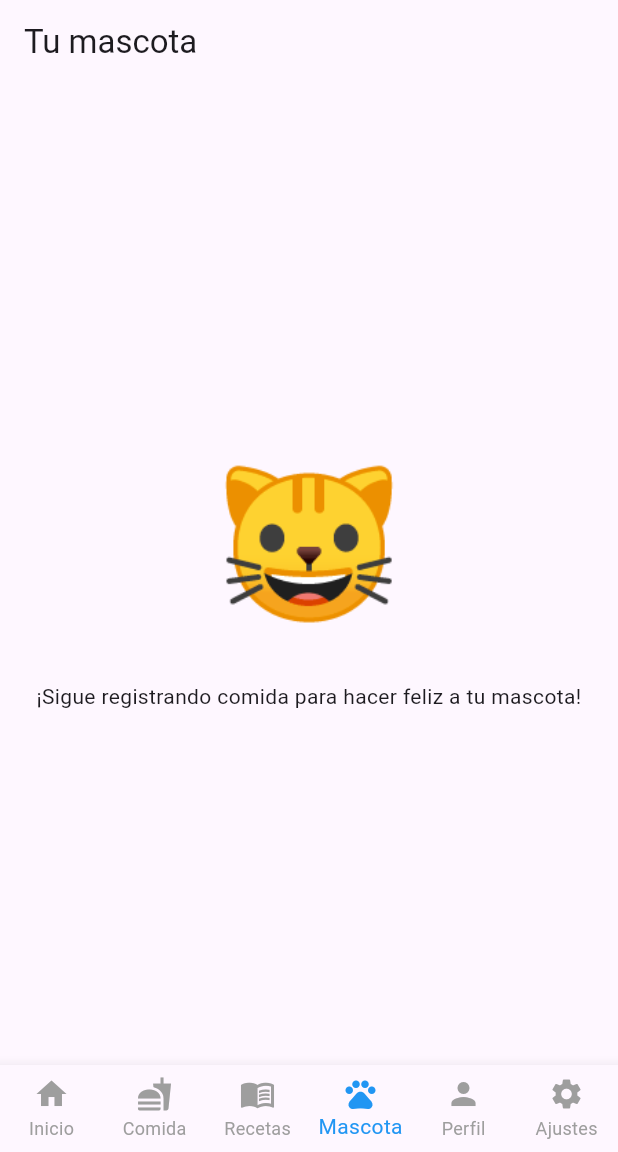
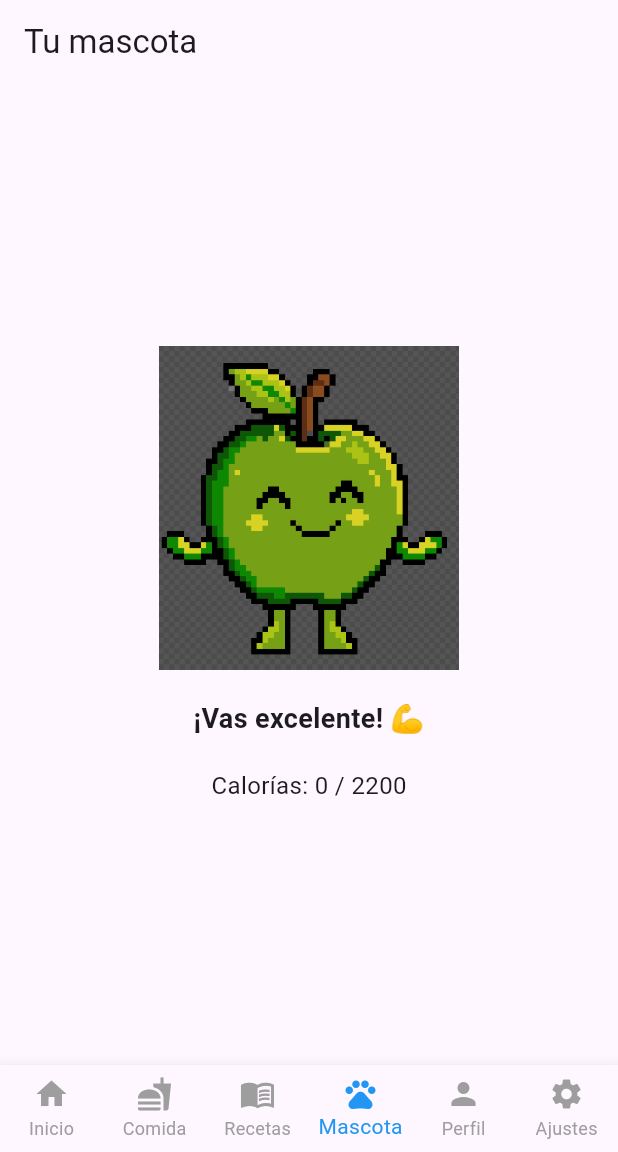
Before and after one commit to alan24511-ui/App_Feed_the_future, a Flutter app: the HomeScreen screen opened directly with empty values, item 4 of the bottom bar chosen, on a phone screen of 412 x 824 dp, the part 84-1236 px from its top. Run offline on Flutter 3.47's test engine with Material 3 defaults, Android fonts, the phone set to English and light mode, and no system bars; our stand-ins replace cloud_firestore, firebase_auth, firebase_core; accounts and stored records are empty.

Commit message:
Agregue los diseños iniciales de la mascota y los implemente en la app

```diff
--- a/lib/screens/home_screen.dart
+++ b/lib/screens/home_screen.dart
@@ -87,7 +87,6 @@ class _HomeScreenState extends State<HomeScreen> {
     );
   }
 
-  // 🥧 GRÁFICA GRANDE Y CLARA
   Widget grafica(Map<String, double> data) {
     double desayuno = data["Desayuno"] ?? 0;
     double comida = data["Comida"] ?? 0;
@@ -109,7 +108,6 @@ class _HomeScreenState extends State<HomeScreen> {
           child: Stack(
             alignment: Alignment.center,
             children: [
-
               SizedBox(
                 height: 260,
                 width: 260,
@@ -119,7 +117,6 @@ class _HomeScreenState extends State<HomeScreen> {
                   color: Colors.grey.shade200,
                 ),
               ),
-
               SizedBox(
                 height: 260,
                 width: 260,
@@ -127,10 +124,8 @@ class _HomeScreenState extends State<HomeScreen> {
                   value: d,
                   strokeWidth: 20,
                   color: Colors.orange,
-                  backgroundColor: Colors.transparent,
                 ),
               ),
-
               SizedBox(
                 height: 260,
                 width: 260,
@@ -138,10 +133,8 @@ class _HomeScreenState extends State<HomeScreen> {
                   value: c,
                   strokeWidth: 20,
                   color: Colors.green,
-                  backgroundColor: Colors.transparent,
                 ),
               ),
-
               SizedBox(
                 height: 260,
                 width: 260,
@@ -149,10 +142,8 @@ class _HomeScreenState extends State<HomeScreen> {
                   value: n,
                   strokeWidth: 20,
                   color: Colors.blue,
-                  backgroundColor: Colors.transparent,
                 ),
               ),
-
               Text(
                 "${total.toStringAsFixed(0)} kcal",
                 style: const TextStyle(
@@ -184,7 +175,6 @@ class _HomeScreenState extends State<HomeScreen> {
       child: Column(
         children: [
 
-          // 🔥 HEADER
           Container(
             padding: const EdgeInsets.all(16),
             decoration: BoxDecoration(
@@ -194,7 +184,6 @@ class _HomeScreenState extends State<HomeScreen> {
             child: Text(getMensajeMeta()),
           ),
 
-          // IMC
           cardWidget(
             ListTile(
               leading: Icon(Icons.monitor_heart, color: getPrimaryColor()),
@@ -202,7 +191,7 @@ class _HomeScreenState extends State<HomeScreen> {
             ),
           ),
 
-          // 🔥 CALORÍAS EN TIEMPO REAL
+          // 🔥 CALORÍAS + PROGRESO + MASCOTA
           StreamBuilder<double>(
             stream: DatabaseService.caloriasHoyStream(),
             builder: (context, snapshot) {
@@ -211,6 +200,13 @@ class _HomeScreenState extends State<HomeScreen> {
 
               return Column(
                 children: [
+
+                  // 🐶 MASCOTA EN HOME (PRO LEVEL)
+                  Mascota(
+                    calorias: total,
+                    meta: metaCalorias,
+                  ),
+
                   cardWidget(
                     Column(
                       children: [
@@ -248,12 +244,10 @@ class _HomeScreenState extends State<HomeScreen> {
             },
           ),
 
-          // 🔥 GRÁFICA GRANDE
           StreamBuilder<Map<String, double>>(
             stream: DatabaseService.caloriasPorTipoStream(),
             builder: (context, snapshot) {
-              final data = snapshot.data ??
-                  {
+              final data = snapshot.data ?? {
                 "Desayuno": 0,
                 "Comida": 0,
                 "Cena": 0,
@@ -267,20 +261,31 @@ class _HomeScreenState extends State<HomeScreen> {
     );
   }
 
-  late final List<Widget> _screens = [
+  @override
+  Widget build(BuildContext context) {
+    final screens = [
       _homeContent(),
       RegistrarComida(),
       Recetas(),
-    Mascota(),
+
+      // 🐶 MASCOTA TAB CORREGIDA
+      StreamBuilder<double>(
+        stream: DatabaseService.caloriasHoyStream(),
+        builder: (context, snapshot) {
+          final total = snapshot.data ?? 0;
+
+          return Mascota(
+            calorias: total,
+            meta: metaCalorias,
+          );
+        },
+      ),
+
       Perfil(),
       Ajustes(),
     ];
 
-  @override
-  Widget build(BuildContext context) {
     return Scaffold(
-      resizeToAvoidBottomInset: true,
-
       appBar: AppBar(
         title: Text("Hola ${widget.nombre}"),
         backgroundColor: getPrimaryColor(),
@@ -297,10 +302,9 @@ class _HomeScreenState extends State<HomeScreen> {
         ],
       ),
 
-      body: _screens[_index],
+      body: screens[_index],
 
-      bottomNavigationBar: SafeArea(
-        child: BottomNavigationBar(
+      bottomNavigationBar: BottomNavigationBar(
         currentIndex: _index,
         selectedItemColor: getPrimaryColor(),
         unselectedItemColor: Colors.grey,
@@ -315,12 +319,10 @@ class _HomeScreenState extends State<HomeScreen> {
           BottomNavigationBarItem(icon: Icon(Icons.settings), label: "Ajustes"),
         ],
       ),
-      ),
     );
   }
 }
 
-// 🔥 LEYENDA
 class _Legend extends StatelessWidget {
   final Color color;
   final String text;
--- a/lib/screens/mascota.dart
+++ b/lib/screens/mascota.dart
@@ -1,19 +1,70 @@
 import 'package:flutter/material.dart';
 
 class Mascota extends StatelessWidget {
+  final double calorias;
+  final double meta;
+
+  const Mascota({
+    super.key,
+    required this.calorias,
+    required this.meta,
+  });
+
   @override
   Widget build(BuildContext context) {
+
+    String imagen;
+    String mensaje;
+
+    // 🔥 lógica mejorada con 3 estados reales
+    if (calorias <= meta) {
+      imagen = 'assets/images/mascota.png';
+      mensaje = "¡Vas excelente! 💪";
+    }
+    else if (calorias <= meta * 1.2) {
+      imagen = 'assets/images/enojado.png';
+      mensaje = "Cuidado... te estás pasando 😡";
+    }
+    else {
+      imagen = 'assets/images/triste.png';
+      mensaje = "Te pasaste demasiado 😢";
+    }
+
     return Scaffold(
       appBar: AppBar(title: const Text("Tu mascota")),
 
       body: Center(
         child: Column(
           mainAxisAlignment: MainAxisAlignment.center,
-          children: const [
-            Text("🐱", style: TextStyle(fontSize: 100)),
-            SizedBox(height: 20),
-            Text("¡Sigue registrando comida para hacer feliz a tu mascota!",
-                textAlign: TextAlign.center),
+          children: [
+
+            // 🐾 animación suave al cambiar estado
+            AnimatedSwitcher(
+              duration: const Duration(milliseconds: 400),
+              child: Image.asset(
+                imagen,
+                key: ValueKey(imagen),
+                width: 200,
+              ),
+            ),
+
+            const SizedBox(height: 20),
+
+            Text(
+              mensaje,
+              textAlign: TextAlign.center,
+              style: const TextStyle(
+                fontSize: 18,
+                fontWeight: FontWeight.bold,
+              ),
+            ),
+
+            const SizedBox(height: 20),
+
+            Text(
+              "Calorías: ${calorias.toStringAsFixed(0)} / ${meta.toStringAsFixed(0)}",
+              style: const TextStyle(fontSize: 16),
+            ),
           ],
         ),
       ),
```
Also changed, not shown: pubspec.yaml (+5 -67 lines), assets/images/enojado.png (added), assets/images/mascota.png (added), assets/images/triste.png (added). Lines whose indentation alone changed are shown as unchanged.
